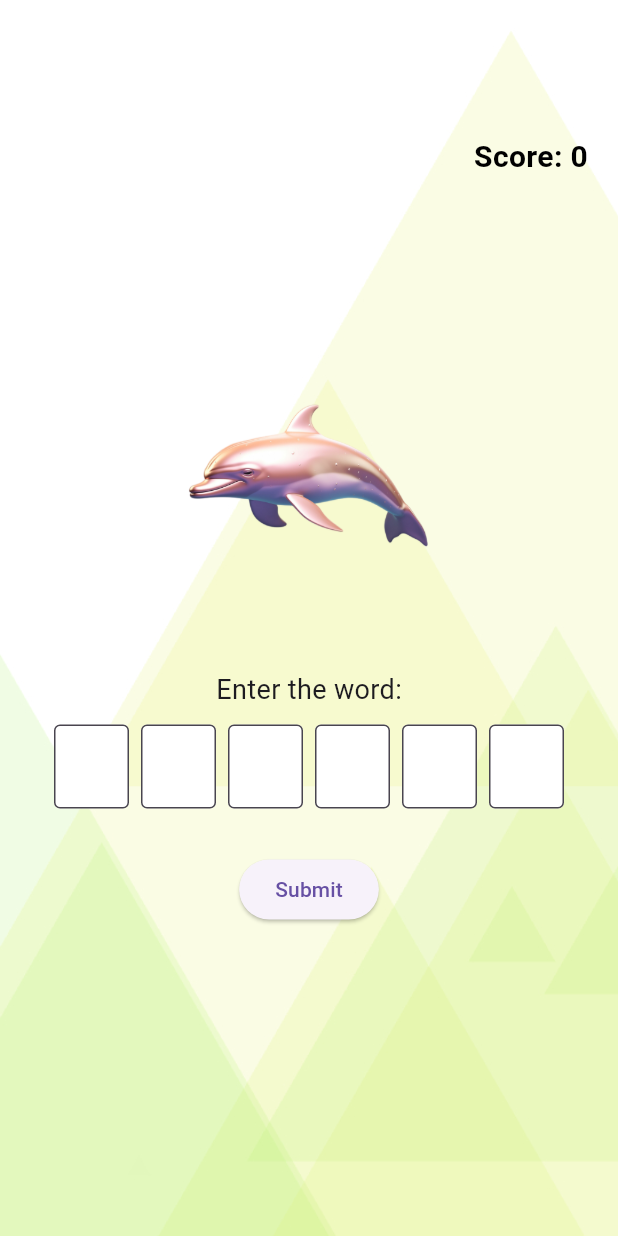
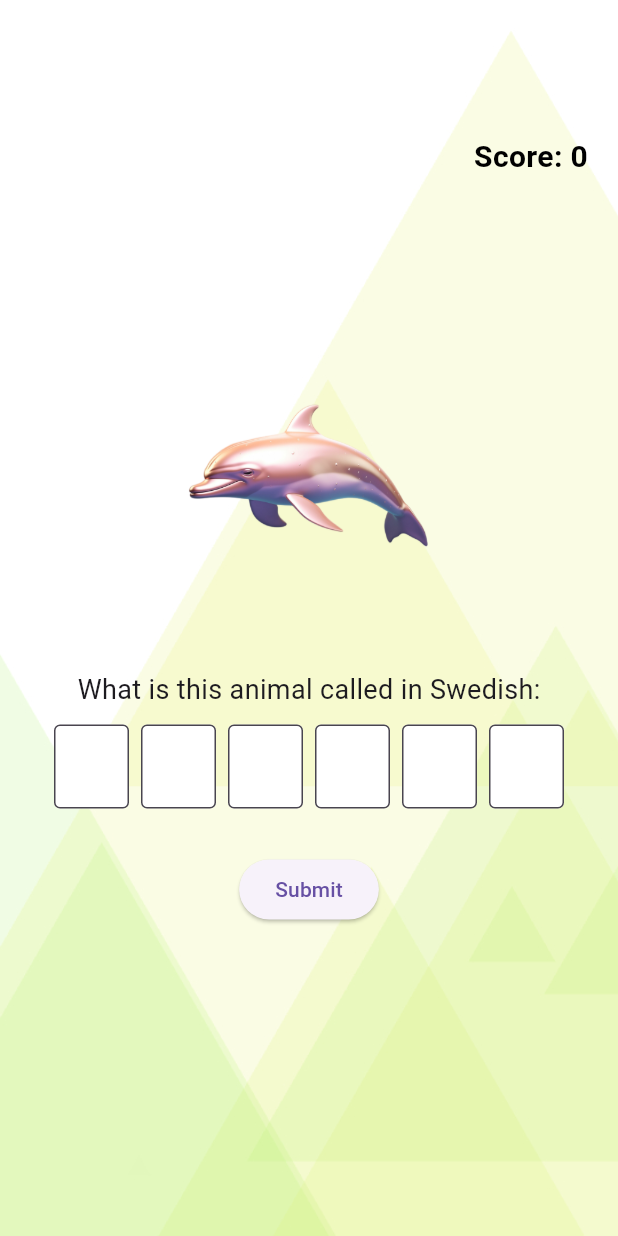
Before and after one commit to taydinadnan/puzzle-game, a Flutter app: the screen it shows after launch, on a phone screen of 412 x 824 dp. Run offline on Flutter 3.47's test engine with Material 3 defaults, Android fonts, the phone set to English and light mode, and no system bars; our stand-ins replace flutter_countdown_timer, shared_preferences.

```diff
--- a/lib/widgets/answer_input.dart
+++ b/lib/widgets/answer_input.dart
@@ -59,7 +59,8 @@ class AnswerInputState extends State<AnswerInput> {
   Widget build(BuildContext context) {
     return Column(
       children: [
-        const Text('Enter the word:', style: TextStyle(fontSize: 18)),
+        const Text('What is this animal called in Swedish:',
+            style: TextStyle(fontSize: 18)),
         const SizedBox(height: 10),
         Row(
           mainAxisAlignment: MainAxisAlignment.center,
```
Also changed, not shown: 1 other file.
